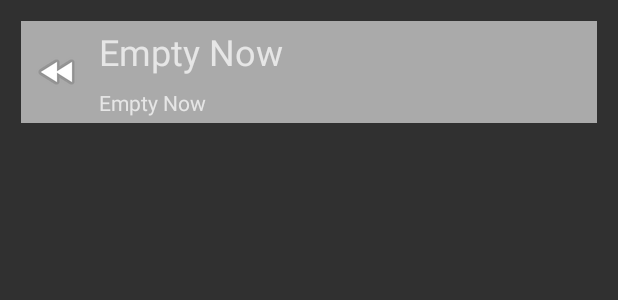
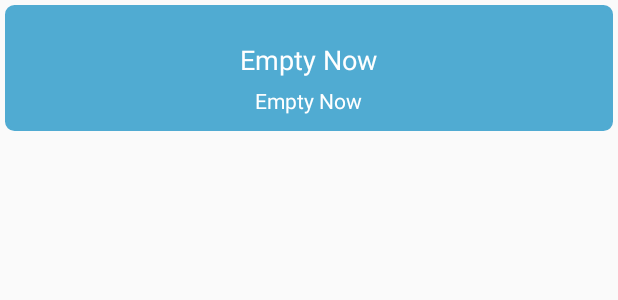
Before and after one commit to ZeoZagart/LearnAndroidThroughRecipes, an Android app: the layout recipe_item_view.xml on its own in the app's theme, with its tools: preview values and no code run, on a phone screen of 412 x 824 dp. Shown: the top 300 px of the screen. Run offline under Robolectric (Android 15) with nearby library versions, the phone set to English and light mode, and no system bars; network calls fail.

Commit message:
color changes, added rounded corners from stackoverflow : https://stackoverflow.com/a/46417180/11686225

```diff
--- /dev/null
+++ b/app/src/main/res/drawable/layout_background.xml
@@ -0,0 +1,14 @@
+<?xml version="1.0" encoding="utf-8"?>
+<!-- copied from : https://stackoverflow.com/a/46417180/11686225-->
+<shape xmlns:android="http://schemas.android.com/apk/res/android"
+       android:layout_height="wrap_content"
+       android:layout_width="wrap_content">
+
+
+    <solid android:color="@color/boxColor"/>
+    <stroke
+            android:width="2dp"
+            android:color="@color/boxColor"/>
+    <corners android:radius="5dp"/>
+
+</shape>
--- a/app/src/main/res/layout/recipe_item_view.xml
+++ b/app/src/main/res/layout/recipe_item_view.xml
@@ -1,38 +1,47 @@
 <?xml version="1.0" encoding="utf-8"?>
 <LinearLayout
         xmlns:android="http://schemas.android.com/apk/res/android"
-        android:orientation="horizontal"
+        android:background="@drawable/layout_background"
+        android:orientation="vertical"
         android:layout_width="match_parent"
         android:layout_height="wrap_content"
-        android:layout_margin="14dp"
-        android:background="@android:color/darker_gray"
+        android:layout_margin="3dp"
+        android:outlineAmbientShadowColor="@color/bgColor"
 >
     <ImageView
             android:id="@+id/recipe_image"
-            android:padding="8dp"
+            android:paddingTop="10dp"
+            android:layout_margin="5dp"
             android:layout_width="wrap_content"
             android:layout_height="wrap_content"
-            android:layout_gravity="center_vertical"
-            android:src="@android:drawable/ic_media_rew"
+            android:layout_gravity="center_horizontal"
+            android:background="@drawable/layout_background"
     />
 
     <LinearLayout
+            android:layout_gravity="center"
             android:layout_width="wrap_content"
             android:layout_height="wrap_content"
             android:orientation="vertical">
         <TextView
+                android:textColor="@color/titleColor"
+                android:textAlignment="center"
+                android:layout_gravity="center"
                 android:id="@+id/recipe_item"
-                android:orientation="vertical"
                 android:layout_width="wrap_content"
                 android:layout_height="wrap_content"
-                android:padding="4dp"
-                android:textSize="24sp"
+                android:paddingTop="3dp"
+                android:textSize="18dp"
                 android:text="Empty Now"/>
         <TextView
+                android:textColor="@color/ingredientColor"
+                android:textAlignment="center"
+                android:layout_gravity="center"
                 android:id="@+id/recipe_ingredients"
                 android:layout_width="wrap_content"
                 android:layout_height="wrap_content"
-                android:padding="4dp"
+                android:padding="5dp"
+                android:layout_marginBottom="5dp"
                 android:textSize="14sp"
                 android:text="Empty Now"/>
     </LinearLayout>
--- a/app/src/main/res/layout/recipeview_fragment.xml
+++ b/app/src/main/res/layout/recipeview_fragment.xml
@@ -3,6 +3,7 @@
         xmlns:android="http://schemas.android.com/apk/res/android"
         xmlns:app="http://schemas.android.com/apk/res-auto"
         android:id="@+id/swipe_refresh"
+        android:background="@color/bgColor"
         android:layout_width="match_parent"
         android:layout_height="match_parent">
     <androidx.recyclerview.widget.RecyclerView
--- a/app/src/main/res/values/colors.xml
+++ b/app/src/main/res/values/colors.xml
@@ -1,6 +1,10 @@
 <?xml version="1.0" encoding="utf-8"?>
 <resources>
-    <color name="colorPrimary">#008577</color>
-    <color name="colorPrimaryDark">#00574B</color>
-    <color name="colorAccent">#D81B60</color>
+    <color name="colorPrimary">#3cc8c8</color>
+    <color name="colorPrimaryDark">#3cc8c8</color>
+    <color name="colorAccent">#3cc8c8</color>
+    <color name="boxColor">#50ABD2</color>
+    <color name="bgColor">#4672B5</color>
+    <color name="titleColor">#FFF</color>
+    <color name="ingredientColor">#FFF</color>
 </resources>
--- a/app/src/main/res/values/styles.xml
+++ b/app/src/main/res/values/styles.xml
@@ -1,7 +1,7 @@
 <resources>
 
     <!-- Base application theme. -->
-    <style name="AppTheme" parent="Theme.AppCompat">
+    <style name="AppTheme" parent="Theme.AppCompat.Light.DarkActionBar">
         <!-- Customize your theme here. -->
         <item name="colorPrimary">@color/colorPrimary</item>
         <item name="colorPrimaryDark">@color/colorPrimaryDark</item>
```
